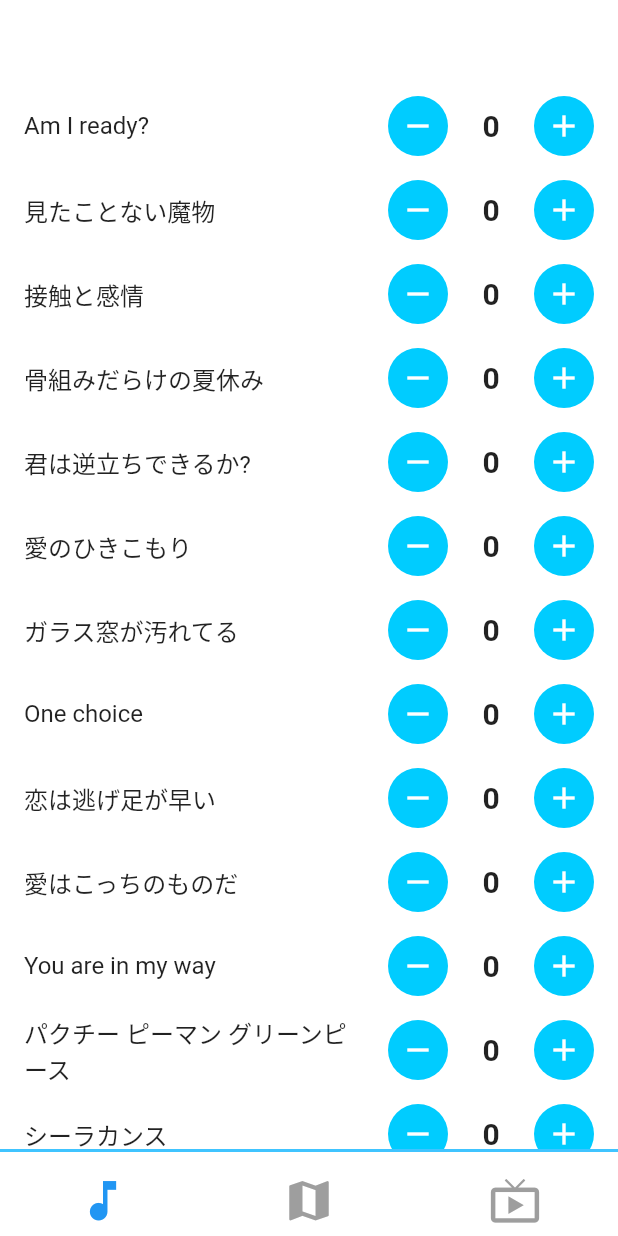
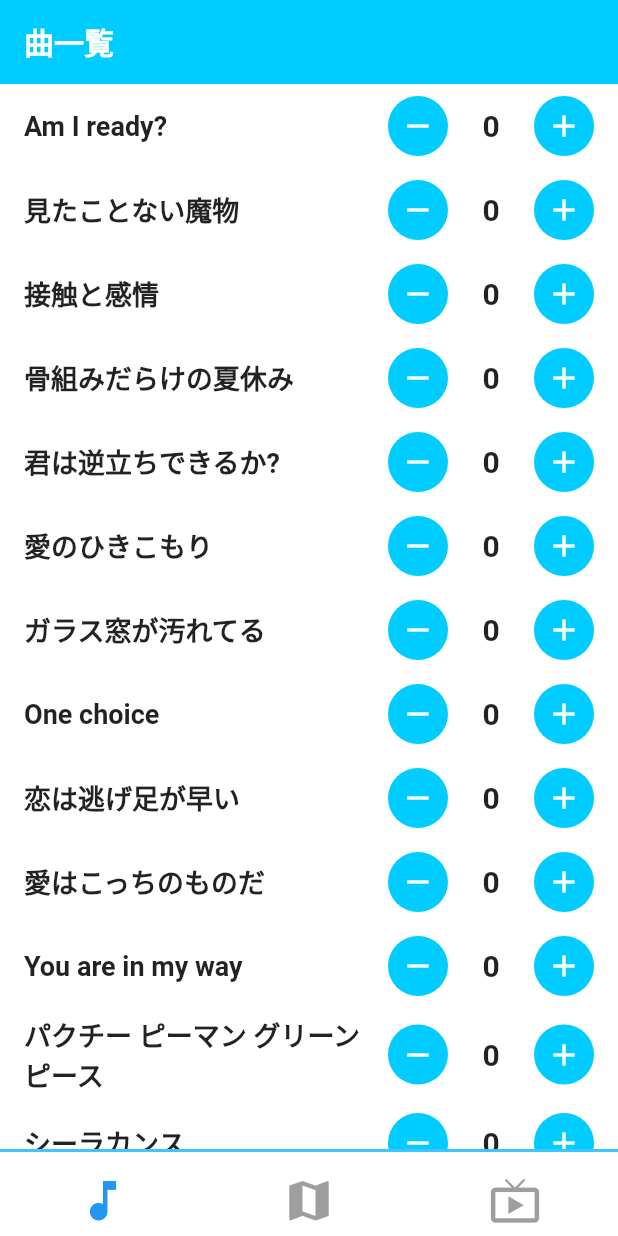
Before and after one commit to iseruuuuu/hinatazaka_song_record_app, a Flutter app: the screen it shows after launch, on a phone screen of 412 x 824 dp. Run offline on Flutter 3.47's test engine with Material 2 defaults, Android fonts, the phone set to English and light mode, and no system bars; our stand-ins replace flutter_dotenv, flutter_riverpod, freezed_annotation, google_maps_flutter, riverpod_annotation, shared_preferences and 1 more; accounts and stored records are empty; generated files the repository leaves out were written again.

Commit message:
add: appbarの設定をしました

```diff
--- a/lib/screen/song/song_screen.dart
+++ b/lib/screen/song/song_screen.dart
@@ -12,15 +12,25 @@ class SongScreen extends ConsumerWidget {
     return Scaffold(
       backgroundColor: Colors.white,
       appBar: AppBar(
-        backgroundColor: Colors.white,
+        backgroundColor: const Color(0xFF00CCFF),
         elevation: 0,
+        title: const Text(
+          '曲一覧',
+          style: TextStyle(fontWeight: FontWeight.bold),
+        ),
       ),
       body: state.songList.isNotEmpty
           ? ListView.builder(
               itemCount: song.length,
               itemBuilder: (context, index) {
                 return ListTile(
-                  title: Text(song[index]),
+                  title: Text(
+                    song[index],
+                    style: const TextStyle(
+                      fontWeight: FontWeight.bold,
+                      fontSize: 18,
+                    ),
+                  ),
                   trailing: SizedBox(
                     width: MediaQuery.of(context).size.width / 3,
                     child: Row(
--- a/lib/utils/map_utils.dart
+++ b/lib/utils/map_utils.dart
@@ -28,6 +28,9 @@ class MapUtils {
         Marker(
           markerId: MarkerId('marker_$i'),
           position: uniqueLocations[i],
+          onTap: () {
+            print(uniqueLocations[i]);
+          },
         ),
       );
     }
```
Also changed, not shown: lib/screen/live/live_screen.dart (+17 -1 lines).
